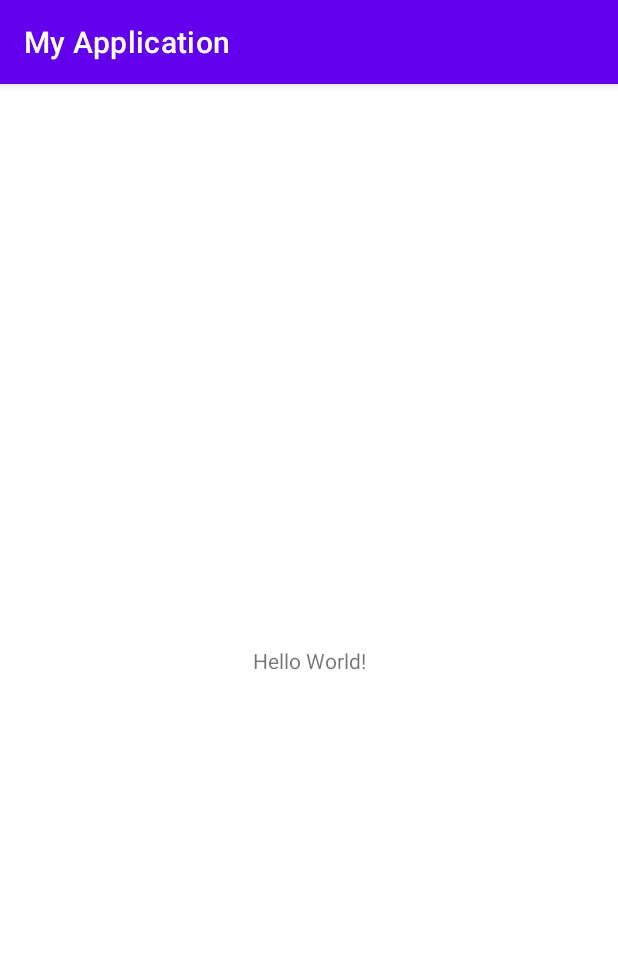
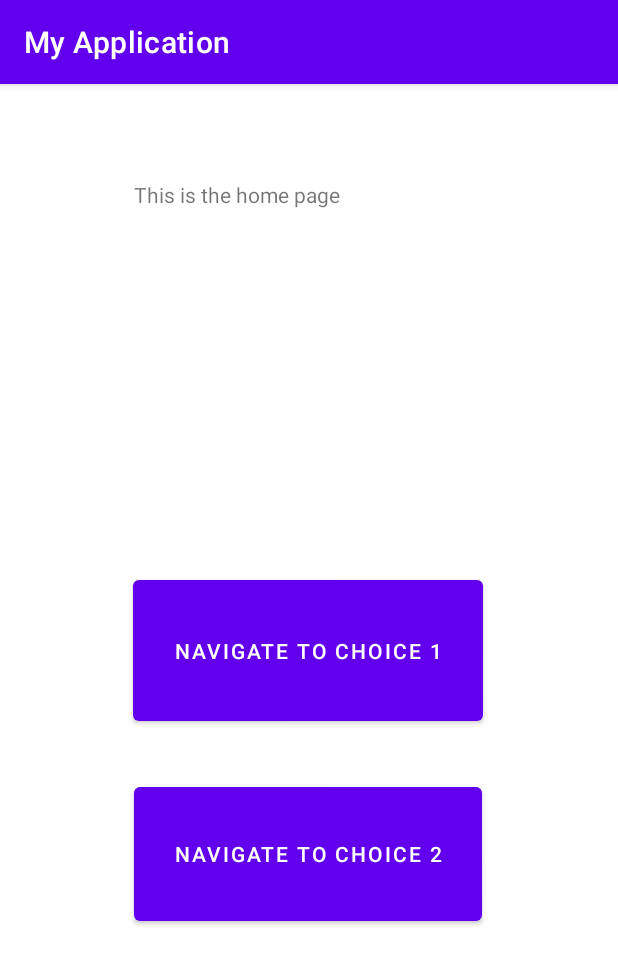
Before and after one commit to RichardVong192/TrekCheck, an Android app: the screen it shows after launch (MainActivity), on a phone screen of 412 x 824 dp. Shown: the top 964 px of the screen. Run offline under Robolectric (Android 15) with nearby library versions, the phone set to English and light mode, and no system bars.

Commit message:
Set up project with nav_graph and started playing around with recycler view for a checklist

```diff
--- a/app/build.gradle
+++ b/app/build.gradle
@@ -33,12 +33,18 @@ android {
 }
 
 dependencies {
+    implementation "androidx.navigation:navigation-fragment-ktx:2.3.3"
+    implementation "androidx.navigation:navigation-ui-ktx:2.3.3"
+    implementation 'android.recyclerview:recyclerview:1.1.0'
+
+
 
     implementation "org.jetbrains.kotlin:kotlin-stdlib:$kotlin_version"
     implementation 'androidx.core:core-ktx:1.3.2'
     implementation 'androidx.appcompat:appcompat:1.2.0'
     implementation 'com.google.android.material:material:1.3.0'
     implementation 'androidx.constraintlayout:constraintlayout:1.1.3'
+    implementation 'androidx.legacy:legacy-support-v4:1.0.0'
     testImplementation 'junit:junit:4.+'
     androidTestImplementation 'androidx.test.ext:junit:1.1.2'
     androidTestImplementation 'androidx.test.espresso:espresso-core:3.3.0'
--- /dev/null
+++ b/app/src/main/java/com/example/myapplication/chooserFragment.kt
@@ -0,0 +1,72 @@
+package com.example.myapplication
+
+import android.os.Bundle
+import androidx.fragment.app.Fragment
+import android.view.LayoutInflater
+import android.view.View
+import android.view.ViewGroup
+import android.widget.Button
+import androidx.navigation.Navigation
+
+// TODO: Rename parameter arguments, choose names that match
+// the fragment initialization parameters, e.g. ARG_ITEM_NUMBER
+private const val ARG_PARAM1 = "param1"
+private const val ARG_PARAM2 = "param2"
+
+/**
+ * A simple [Fragment] subclass.
+ * Use the [chooserFragment.newInstance] factory method to
+ * create an instance of this fragment.
+ */
+class chooserFragment : Fragment() {
+    // TODO: Rename and change types of parameters
+    private var param1: String? = null
+    private var param2: String? = null
+
+    override fun onCreate(savedInstanceState: Bundle?) {
+        super.onCreate(savedInstanceState)
+        arguments?.let {
+            param1 = it.getString(ARG_PARAM1)
+            param2 = it.getString(ARG_PARAM2)
+        }
+    }
+
+    override fun onCreateView(
+        inflater: LayoutInflater, container: ViewGroup?,
+        savedInstanceState: Bundle?
+    ): View? {
+        // Inflate the layout for this fragment
+        return inflater.inflate(R.layout.fragment_chooser, container, false)
+    }
+
+    override fun onViewCreated(view: View, savedInstanceState: Bundle?) {
+        super.onViewCreated(view, savedInstanceState)
+        view.findViewById<Button>(R.id.buttonChoice1)?.setOnClickListener(
+            Navigation.createNavigateOnClickListener(R.id.action_chooserFragment_to_choice1Fragment, null)
+        )
+        view.findViewById<Button>(R.id.buttonChoice2)?.setOnClickListener(
+            Navigation.createNavigateOnClickListener(R.id.action_chooserFragment_to_choice2Fragment, null)
+        )
+    }
+
+
+    companion object {
+        /**
+         * Use this factory method to create a new instance of
+         * this fragment using the provided parameters.
+         *
+         * @param param1 Parameter 1.
+         * @param param2 Parameter 2.
+         * @return A new instance of fragment chooserFragment.
+         */
+        // TODO: Rename and change types and number of parameters
+        @JvmStatic
+        fun newInstance(param1: String, param2: String) =
+            chooserFragment().apply {
+                arguments = Bundle().apply {
+                    putString(ARG_PARAM1, param1)
+                    putString(ARG_PARAM2, param2)
+                }
+            }
+    }
+}
--- a/app/src/main/res/layout/activity_main.xml
+++ b/app/src/main/res/layout/activity_main.xml
@@ -6,13 +6,18 @@
     android:layout_height="match_parent"
     tools:context=".MainActivity">
 
-    <TextView
-        android:layout_width="wrap_content"
-        android:layout_height="wrap_content"
-        android:text="Hello World!"
-        app:layout_constraintBottom_toBottomOf="parent"
+    <androidx.fragment.app.FragmentContainerView
+        android:id="@+id/nav_host_fragment"
+        android:name="androidx.navigation.fragment.NavHostFragment"
+        android:layout_width="0dp"
+        android:layout_height="0dp"
         app:layout_constraintLeft_toLeftOf="parent"
         app:layout_constraintRight_toRightOf="parent"
-        app:layout_constraintTop_toTopOf="parent" />
+        app:layout_constraintTop_toTopOf="parent"
+        app:layout_constraintBottom_toBottomOf="parent"
+
+        app:defaultNavHost="true"
+        app:navGraph="@navigation/nav_graph" />
+
 
 </androidx.constraintlayout.widget.ConstraintLayout>
--- /dev/null
+++ b/app/src/main/res/layout/fragment_chooser.xml
@@ -0,0 +1,44 @@
+<?xml version="1.0" encoding="utf-8"?>
+<androidx.constraintlayout.widget.ConstraintLayout xmlns:android="http://schemas.android.com/apk/res/android"
+    xmlns:app="http://schemas.android.com/apk/res-auto"
+    xmlns:tools="http://schemas.android.com/tools"
+    android:id="@+id/linearLayout"
+    android:layout_width="match_parent"
+    android:layout_height="match_parent"
+    tools:context=".chooserFragment">
+
+    <TextView
+        android:id="@+id/textView"
+        android:layout_width="245dp"
+        android:layout_height="128dp"
+        android:layout_marginTop="32dp"
+        android:text="This is the home page"
+        app:layout_constraintBottom_toTopOf="@+id/buttonChoice1"
+        app:layout_constraintEnd_toEndOf="parent"
+        app:layout_constraintHorizontal_bias="0.536"
+        app:layout_constraintStart_toStartOf="parent"
+        app:layout_constraintTop_toTopOf="parent" />
+
+    <Button
+        android:id="@+id/buttonChoice1"
+        android:layout_width="233dp"
+        android:layout_height="106dp"
+        android:layout_marginTop="100dp"
+        android:text="Navigate to Choice 1"
+        app:layout_constraintBottom_toTopOf="@+id/buttonChoice2"
+        app:layout_constraintEnd_toEndOf="parent"
+        app:layout_constraintHorizontal_bias="0.497"
+        app:layout_constraintStart_toStartOf="parent"
+        app:layout_constraintTop_toBottomOf="@+id/textView" />
+
+    <Button
+        android:id="@+id/buttonChoice2"
+        android:layout_width="232dp"
+        android:layout_height="101dp"
+        android:layout_marginBottom="204dp"
+        android:text="Navigate to Choice 2"
+        app:layout_constraintBottom_toBottomOf="parent"
+        app:layout_constraintEnd_toEndOf="parent"
+        app:layout_constraintHorizontal_bias="0.497"
+        app:layout_constraintStart_toStartOf="parent" />
+</androidx.constraintlayout.widget.ConstraintLayout>
--- /dev/null
+++ b/app/src/main/res/navigation/nav_graph.xml
@@ -0,0 +1,30 @@
+<?xml version="1.0" encoding="utf-8"?>
+<navigation xmlns:android="http://schemas.android.com/apk/res/android"
+    xmlns:app="http://schemas.android.com/apk/res-auto"
+    xmlns:tools="http://schemas.android.com/tools"
+    android:id="@+id/nav_graph"
+    app:startDestination="@id/chooserFragment">
+
+    <fragment
+        android:id="@+id/chooserFragment"
+        android:name="com.example.myapplication.chooserFragment"
+        android:label="fragment_chooser"
+        tools:layout="@layout/fragment_chooser" >
+        <action
+            android:id="@+id/action_chooserFragment_to_choice1Fragment"
+            app:destination="@id/choice1Fragment" />
+        <action
+            android:id="@+id/action_chooserFragment_to_choice2Fragment"
+            app:destination="@id/choice2Fragment" />
+    </fragment>
+    <fragment
+        android:id="@+id/choice1Fragment"
+        android:name="com.example.myapplication.choice1Fragment"
+        android:label="fragment_choice1"
+        tools:layout="@layout/fragment_choice1" />
+    <fragment
+        android:id="@+id/choice2Fragment"
+        android:name="com.example.myapplication.choice2Fragment"
+        android:label="fragment_choice2"
+        tools:layout="@layout/fragment_choice2" />
+</navigation>
--- a/app/src/main/res/values/strings.xml
+++ b/app/src/main/res/values/strings.xml
@@ -1,3 +1,5 @@
 <resources>
     <string name="app_name">My Application</string>
+    <!-- TODO: Remove or change this placeholder text -->
+    <string name="hello_blank_fragment">Hello blank fragment</string>
 </resources>
```
Also changed, not shown: app/src/main/java/com/example/myapplication/choice1Fragment.kt (added, +61 -0 lines), app/src/main/java/com/example/myapplication/choice2Fragment.kt (added, +59 -0 lines), app/src/main/res/layout/fragment_choice1.xml (added, +37 -0 lines), app/src/main/res/layout/fragment_choice2.xml (added, +13 -0 lines).
